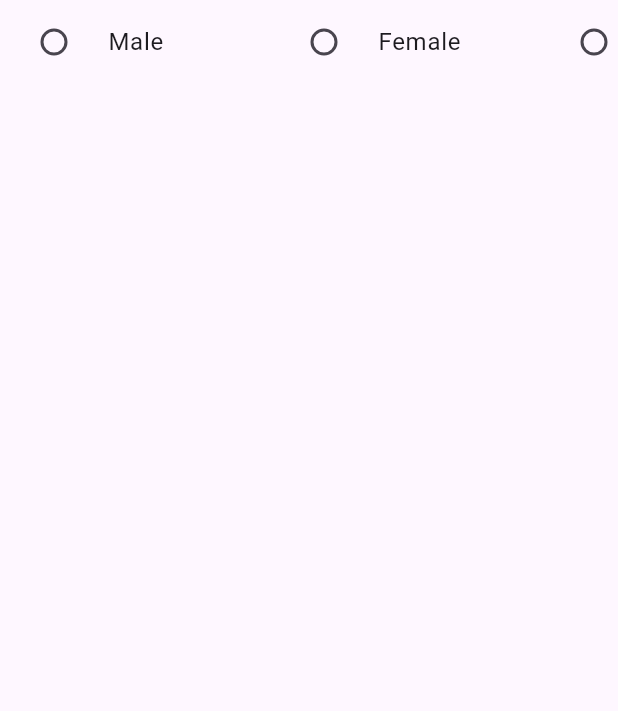
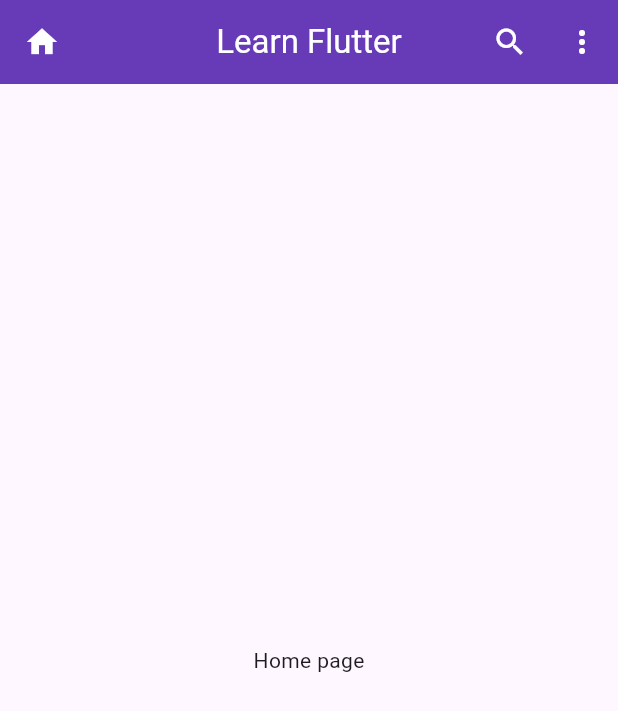
Before and after one commit to vaishak9539/Loginpage, a Flutter app: the screen it shows after launch, on a phone screen of 412 x 824 dp. Shown: the top 711 px of the screen. Run offline on Flutter 3.47's test engine with Material 3 defaults, Android fonts, the phone set to English and light mode, and no system bars; our stand-ins replace fluttertoast, image_picker.

Commit message:
first commit

```diff
--- /dev/null
+++ b/lib/drawer.dart
@@ -0,0 +1,95 @@
+import 'package:flutter/material.dart';
+
+class Dra extends StatefulWidget {
+  const Dra({super.key});
+
+  @override
+  State<Dra> createState() => _DraState();
+}
+
+class _DraState extends State<Dra> {
+  @override
+  Widget build(BuildContext context) {
+    return Scaffold(
+      appBar: AppBar(
+        title: Text("Learn Flutter",style: TextStyle(
+          color: Colors.white,
+          ),
+          ),
+          centerTitle: true,
+        backgroundColor: Colors.deepPurple,
+
+        leading: Icon(Icons.home,
+        color: Colors.white,
+        ),
+        actions: [
+          IconButton(onPressed: (){}, icon: Icon(Icons.search,color: Colors.white,)),
+           IconButton(onPressed: (){}, icon: Icon(Icons.more_vert,color: Colors.white,)),
+        ],
+      ),
+      body: Center(
+        child: Text("Home page")
+        ),
+        drawer: Drawer(
+          child: ListView(
+            children:  [
+              UserAccountsDrawerHeader(accountName: Text("Vaishak"),
+               accountEmail: Text("Vaishakp17@gmail.com"),
+               currentAccountPicture: CircleAvatar(
+                backgroundImage: AssetImage("assets/images/free-images.jpg"),
+               ),
+               ),
+                ListTile(
+              leading: const Icon(Icons.person),
+              title: const Text('My Account',
+              style: TextStyle(
+                fontSize: 20,
+                fontWeight: FontWeight.w600
+              ),
+            ),
+            onTap: () {
+              Navigator.pop(context);
+            },
+            ),
+            ListTile(
+              leading: const Icon(Icons.settings),
+              title: const Text('Settings',
+              style: TextStyle(
+                fontSize: 20,
+                fontWeight: FontWeight.w600
+              ),
+            ),
+            onTap: () {
+              Navigator.pop(context);
+            },
+            ),
+            ListTile(
+              leading: const Icon(Icons.info_outline_rounded),
+              title: const Text('About',
+              style: TextStyle(
+                fontSize: 20,
+                fontWeight: FontWeight.w600
+              ),
+            ),
+            onTap: () {
+              Navigator.pop(context);
+            },
+            ),
+             ListTile(
+              leading: const Icon(Icons.logout),
+              title: const Text('Logout',
+              style: TextStyle(
+                fontSize: 20,
+                fontWeight: FontWeight.w600
+              ),
+            ),
+            onTap: () {
+              Navigator.pop(context);
+            },
+            ),
+            ],
+          ),
+        ),
+    );
+  }
+}
--- a/lib/main.dart
+++ b/lib/main.dart
@@ -1,9 +1,7 @@
 // ignore_for_file: prefer_const_constructors
 
 import 'package:flutter/material.dart';
-import 'package:loginpage_/radio.dart';
-
-
+import 'package:loginpage_/drawer.dart';
 
 void main() {
   runApp(const MyApp());
@@ -23,7 +21,7 @@ class MyApp extends StatelessWidget {
         colorScheme: ColorScheme.fromSeed(seedColor: Colors.deepPurple),
         useMaterial3: true,
       ),
-      home: Radi()
+      home: Dra()
     );
   }
 }
--- a/lib/time.dart
+++ b/lib/time.dart
@@ -1,5 +1,4 @@
 import 'package:flutter/material.dart';
-import 'package:intl/intl.dart';
 
 class Time extends StatefulWidget {
   const Time({super.key});
```
